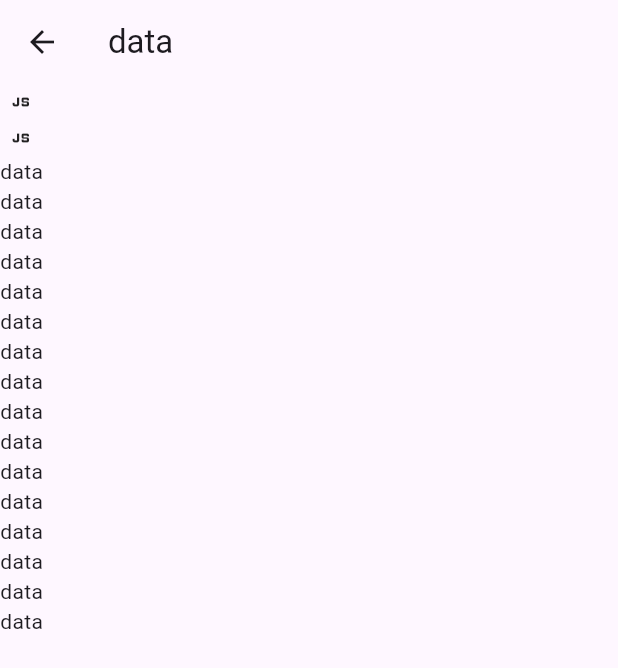
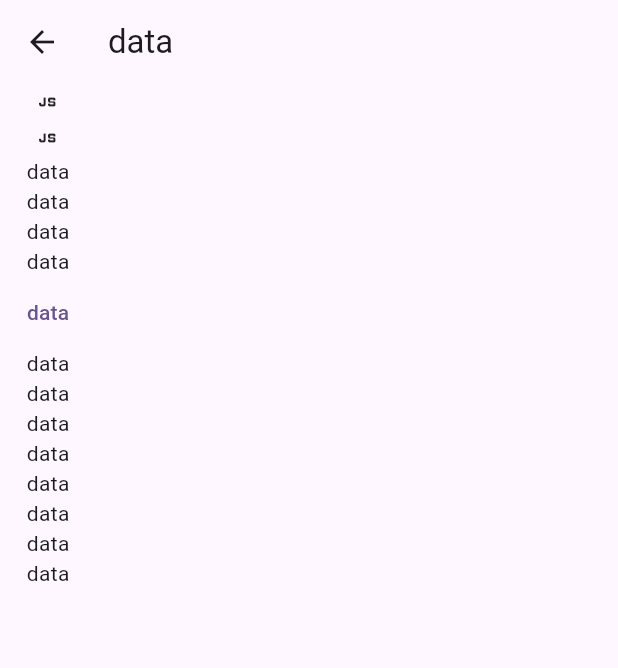
Before and after one commit to ikramakro/instagram-clone2, a Flutter app: the HomeScreen screen opened directly, on a phone screen of 412 x 824 dp. Shown: the top 668 px of the screen. Run offline on Flutter 3.47's test engine with Material 2 defaults, Android fonts, the phone set to English and light mode, and no system bars.

Commit message:
sprint 12

```diff
--- a/lib/view/home_view.dart
+++ b/lib/view/home_view.dart
@@ -22,10 +22,7 @@ class _HomeScreenState extends State<HomeScreen> {
           Text('data'),
           Text('data'),
           Text('data'),
-          Text('data'),
-          Text('data'),
-          Text('data'),
-          Text('data'),
+      TextButton(onPressed: (){}, child: Text('data')),
           Text('data'),
           Text('data'),
           Text('data'),
```
